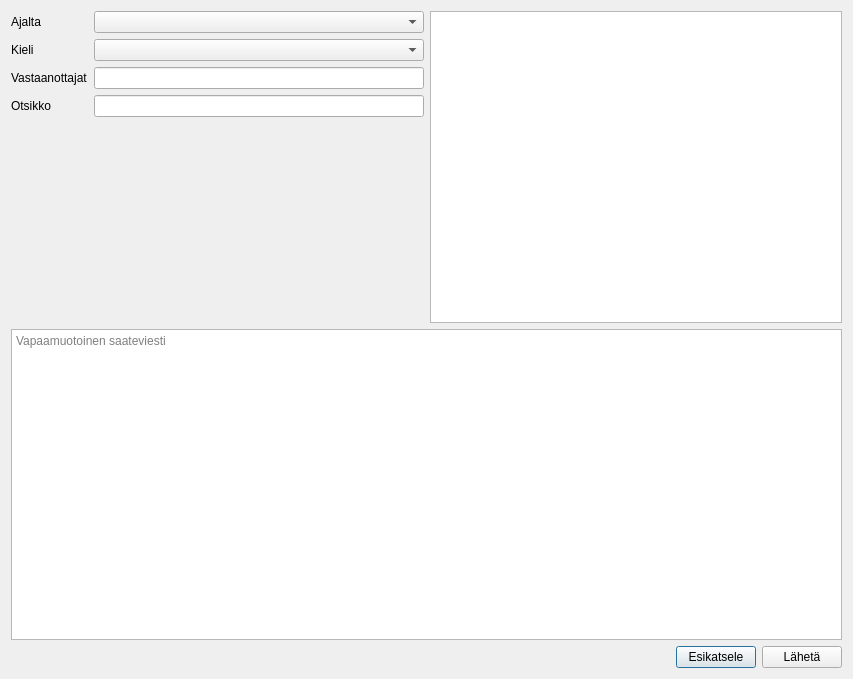
This is kitsas/raportti/kooste/raporttikoostajawidget.ui in artoh/kitupiikki as Qt 5 draws it before an edit. The edited form follows.
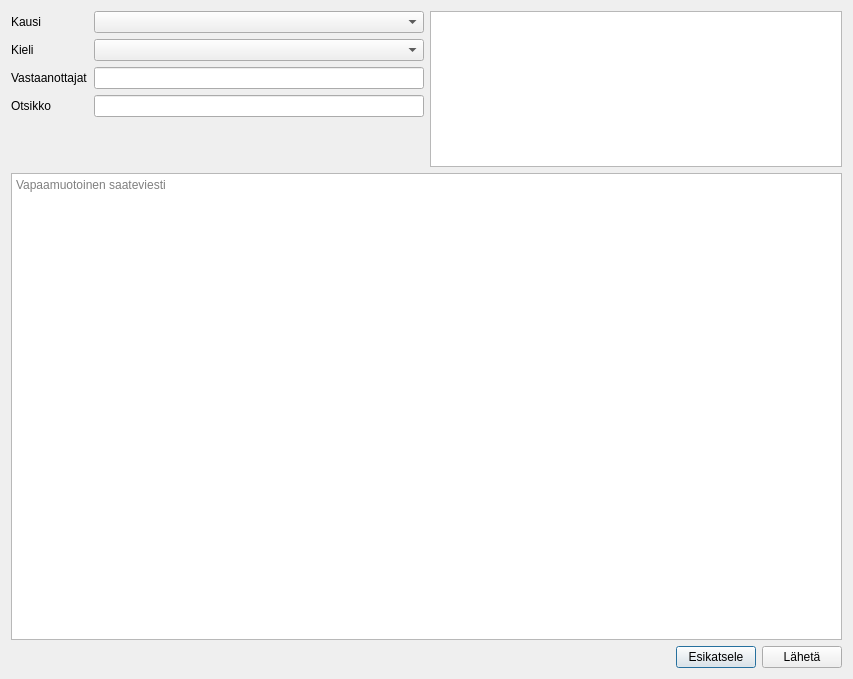
This is the edited form. Icons and pictures are not drawn. Custom widgets are drawn as their Qt base class.

Commit message: Raporttikoosteen API

What changed in the file:
```diff
--- a/kitsas/raportti/kooste/raporttikoostajawidget.ui
+++ b/kitsas/raportti/kooste/raporttikoostajawidget.ui
@@ -13,7 +13,7 @@
   <property name="windowTitle">
    <string>Dialog</string>
   </property>
-  <layout class="QVBoxLayout" name="verticalLayout">
+  <layout class="QVBoxLayout" name="verticalLayout" stretch="1,3,0">
    <item>
     <layout class="QHBoxLayout" name="horizontalLayout_2">
      <item>
@@ -21,7 +21,7 @@
        <item row="0" column="0">
         <widget class="QLabel" name="label">
          <property name="text">
-          <string>Ajalta</string>
+          <string>Kausi</string>
          </property>
          <property name="buddy">
           <cstring>jaksoCombo</cstring>
```
The commit also changes 1 other file.
